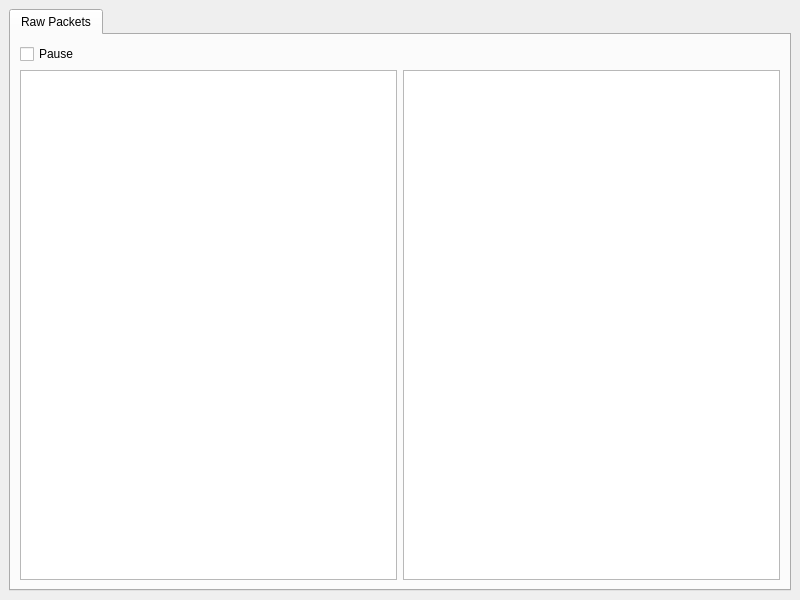
First picture: the form in modbus_parser_viewer.ui, repository EuphoricCatface/ModbusRTUSniffer-PySide, before the edit.
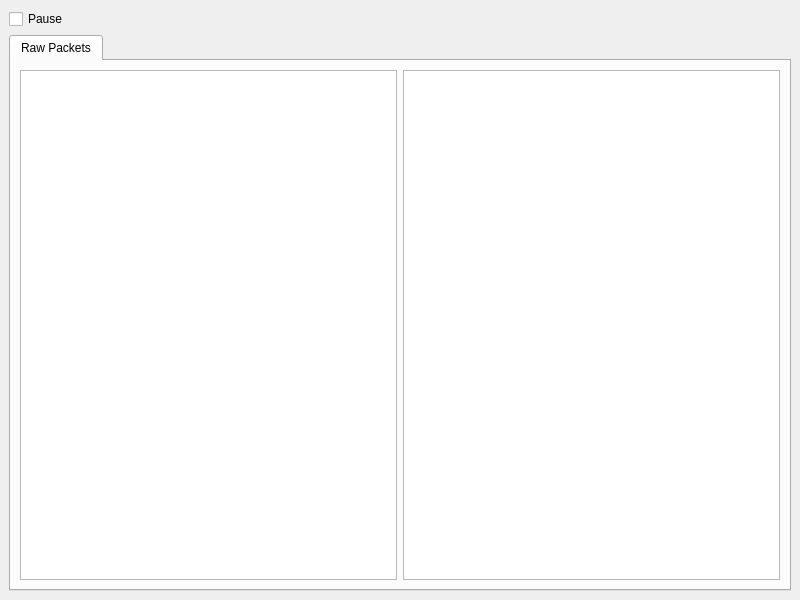
Second picture: the form after the edit.

Commit message:
Viewer: change pause behavior
It used to pause only Raw Packets tab, now it pauses also tables

What changed in the file:
```diff
--- a/modbus_parser_viewer.ui
+++ b/modbus_parser_viewer.ui
@@ -15,7 +15,7 @@
   </property>
   <widget class="QWidget" name="centralwidget">
    <layout class="QGridLayout" name="gridLayout">
-    <item row="0" column="0">
+    <item row="1" column="0">
      <widget class="QTabWidget" name="tabWidget">
       <property name="currentIndex">
        <number>0</number>
@@ -39,15 +39,15 @@
           </property>
          </widget>
         </item>
+       </layout>
+      </widget>
+     </widget>
+    </item>
         <item row="0" column="0">
          <widget class="QCheckBox" name="checkBox_pause">
           <property name="text">
            <string>Pause</string>
           </property>
-         </widget>
-        </item>
-       </layout>
-      </widget>
      </widget>
     </item>
    </layout>
```
Lines whose indentation alone changed are shown as unchanged. The commit also changes 2 other files.
